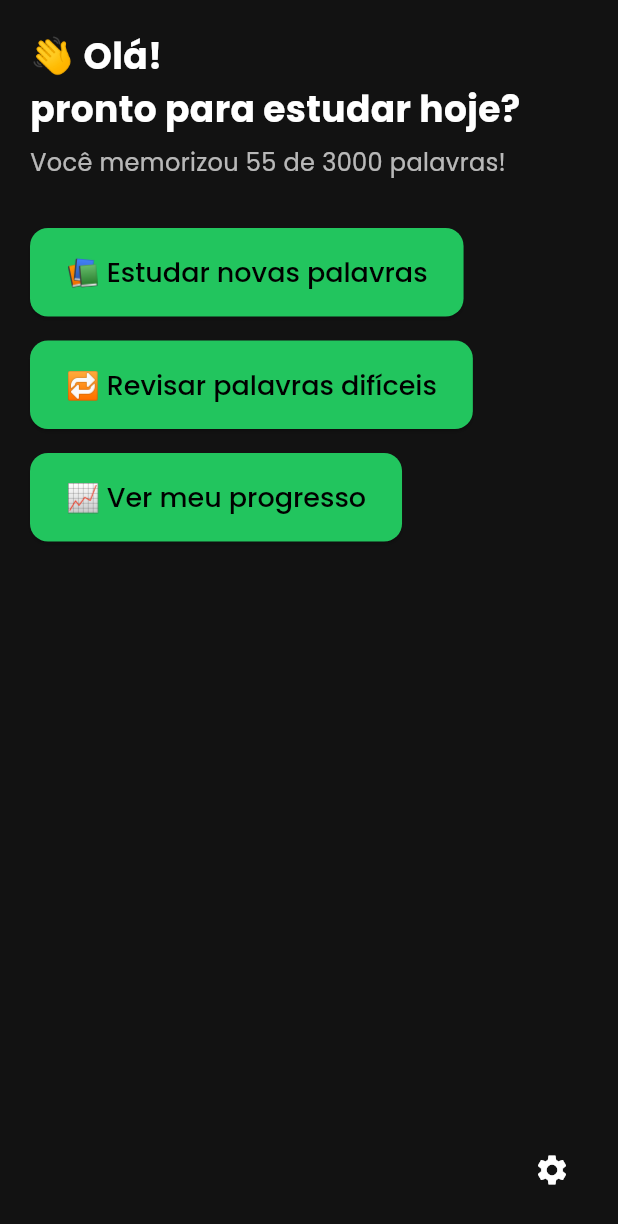
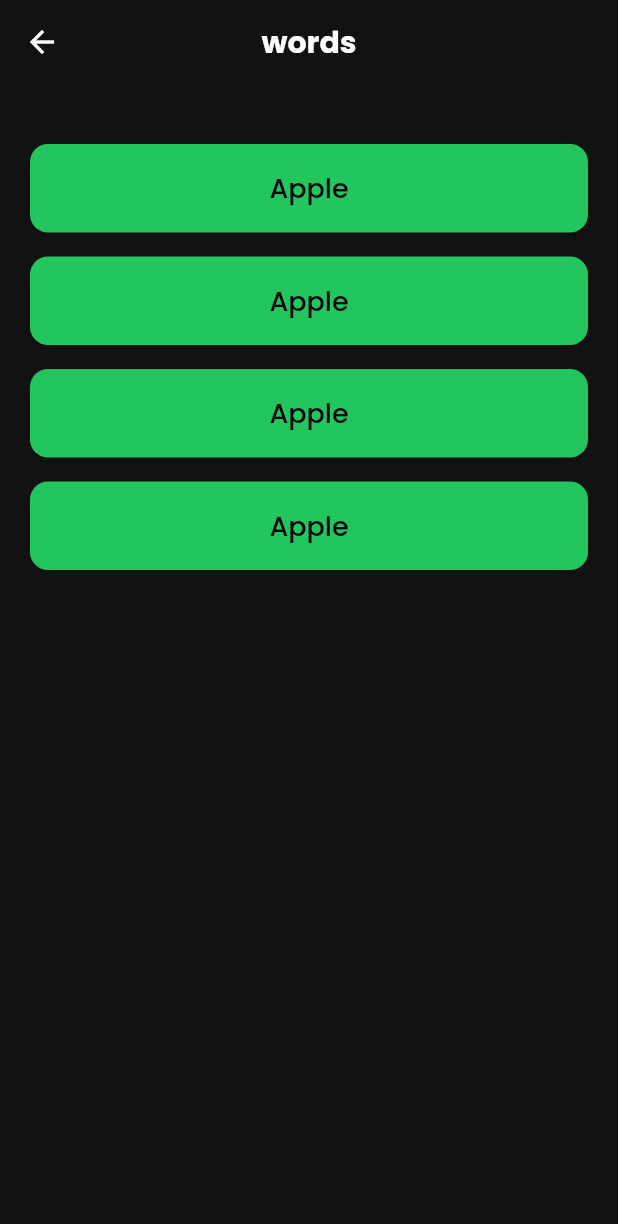
Before and after one commit to Curso-Fullstack-Dart-Flutter2/three_thousand_words_app, a Flutter app: the HomePage screen opened by its route, after a tap on "📚 Estudar novas palavras", on a phone screen of 412 x 824 dp. Shown: the top 1224 px of the screen. Run offline on Flutter 3.47's test engine with Material 3 defaults, Android fonts, the phone set to English and light mode, and no system bars; our stand-ins replace dio, firebase_auth, firebase_core, firebase_remote_config, flutter_signin_button, get_it and 8 more; missing offline and left inert: validatorless; accounts and stored records are empty; network calls fail.

Commit message:
Refactor UI design system and add TtwDsAppBar component

```diff
--- /dev/null
+++ b/lib/app/core/ui/design_system/components/ttw_ds_app_bar.dart
@@ -0,0 +1,39 @@
+import 'package:flutter/material.dart';
+import 'package:three_thousand_words/app/core/ui/design_system/styles/ttw_ds_app_text_styles.dart';
+import 'package:three_thousand_words/app/core/ui/design_system/styles/ttw_ds_colors.dart';
+
+class TtwDsAppBar extends StatelessWidget implements PreferredSizeWidget {
+  final String title;
+  final List<Widget>? actions;
+
+  const TtwDsAppBar({
+    super.key,
+    required this.title,
+    this.actions,
+  });
+
+  @override
+  Widget build(BuildContext context) {
+    return AppBar(
+      backgroundColor: TtwDsColors.ttwBackground,
+      elevation: 0,
+      automaticallyImplyLeading: false,
+      leading: IconButton(
+        icon: const Icon(Icons.arrow_back, color: TtwDsColors.ttwWhite),
+        onPressed: () => Navigator.of(context).pop(),
+      ),
+      centerTitle: true,
+      title: Text(
+        title,
+        style: TtwDsAppTextStyles.ttwStyleTitle(context).copyWith(
+          fontSize: 20,
+          color: TtwDsColors.ttwWhite,
+        ),
+      ),
+      actions: actions,
+    );
+  }
+
+  @override
+  Size get preferredSize => const Size.fromHeight(kToolbarHeight);
+}
--- a/lib/app/core/ui/design_system/styles/ttw_ds_app_text_styles.dart
+++ b/lib/app/core/ui/design_system/styles/ttw_ds_app_text_styles.dart
@@ -5,12 +5,12 @@ class TtwDsAppTextStyles {
   static TextStyle ttwStyleTitle(BuildContext context) => GoogleFonts.poppins(
         fontSize: 24,
         fontWeight: FontWeight.bold,
-        color: Theme.of(context).colorScheme.onBackground,
+        color: Theme.of(context).colorScheme.onSurface,
       );
 
   static TextStyle ttwStyleBody(BuildContext context) => GoogleFonts.poppins(
         fontSize: 16,
-        color: Theme.of(context).colorScheme.onBackground.withOpacity(0.7),
+        color: Theme.of(context).colorScheme.onSurface.withOpacity(0.7),
       );
 
   static TextStyle ttwStyleButton(BuildContext context) => GoogleFonts.poppins(
--- a/lib/app/features/home/presentation/pages/home_page.dart
+++ b/lib/app/features/home/presentation/pages/home_page.dart
@@ -20,36 +20,39 @@ class _HomePageState extends State<HomePage> {
     return Scaffold(
       body: SafeArea(
         child: Padding(
-          padding: const EdgeInsets.all(20),
+          padding: const EdgeInsets.symmetric(horizontal: 20, vertical: 40),
           child: Column(
             crossAxisAlignment: CrossAxisAlignment.start,
             children: [
               Text(
-                "👋 Olá!",
+                '👋 Olá!',
                 style: TtwDsAppTextStyles.ttwStyleTitle(context),
               ),
               Text(
-                "pronto para estudar hoje?",
+                'pronto para estudar hoje?',
                 style: TtwDsAppTextStyles.ttwStyleTitle(context),
               ),
               const SizedBox(height: 8),
               Text(
-                "Você memorizou 55 de 3000 palavras!",
+                'Você memorizou 55 de 3000 palavras!',
                 style: TtwDsAppTextStyles.ttwStyleBody(context),
               ),
               const SizedBox(height: 32),
               TtwDsPrimaryButtom(
-                text: "📚 Estudar novas palavras",
+                text: '📚 Estudar novas palavras',
+                action: () => Navigator.pushNamed(
+                  context,
+                  '/words',
+                ),
+              ),
+              const SizedBox(height: 16),
+              TtwDsPrimaryButtom(
+                text: '🔁 Revisar palavras difíceis',
                 action: () {},
               ),
               const SizedBox(height: 16),
               TtwDsPrimaryButtom(
-                text: "🔁 Revisar palavras difíceis",
-                action: () {},
-              ),
-              const SizedBox(height: 16),
-              TtwDsPrimaryButtom(
-                text: "📈 Ver meu progresso",
+                text: '📈 Ver meu progresso',
                 action: () {},
               ),
               const Spacer(),
@@ -58,7 +61,7 @@ class _HomePageState extends State<HomePage> {
                 child: IconButton(
                   onPressed: () {},
                   icon: Icon(
-                    Icons.settings,
+                    Icons.logout,
                     color: Theme.of(context).iconTheme.color,
                   ),
                 ),
--- /dev/null
+++ b/lib/app/features/words/presentation/pages/words_page.dart
@@ -0,0 +1,48 @@
+import 'package:flutter/material.dart';
+import 'package:three_thousand_words/app/core/ui/design_system/components/ttw_ds_app_bar.dart';
+import 'package:three_thousand_words/app/core/ui/design_system/components/ttw_ds_primary_buttom.dart';
+
+class WordsPage extends StatefulWidget {
+  const WordsPage({super.key});
+
+  @override
+  State<WordsPage> createState() => _WordsPageState();
+}
+
+class _WordsPageState extends State<WordsPage> {
+  @override
+  Widget build(BuildContext context) {
+    return Scaffold(
+      appBar: const TtwDsAppBar(title: 'words'),
+      body: SafeArea(
+        child: Padding(
+          padding: const EdgeInsets.symmetric(horizontal: 20, vertical: 40),
+          child: Column(
+            crossAxisAlignment: CrossAxisAlignment.stretch,
+            children: [
+              TtwDsPrimaryButtom(
+                text: 'Apple',
+                action: () {},
+              ),
+              const SizedBox(height: 16),
+              TtwDsPrimaryButtom(
+                text: 'Apple',
+                action: () {},
+              ),
+              const SizedBox(height: 16),
+              TtwDsPrimaryButtom(
+                text: 'Apple',
+                action: () {},
+              ),
+              const SizedBox(height: 16),
+              TtwDsPrimaryButtom(
+                text: 'Apple',
+                action: () {},
+              ),
+            ],
+          ),
+        ),
+      ),
+    );
+  }
+}
--- a/lib/app/three_thousand_words_app.dart
+++ b/lib/app/three_thousand_words_app.dart
@@ -5,6 +5,7 @@ import 'package:three_thousand_words/app/features/auth/login/presentation/pages/
 import 'package:three_thousand_words/app/features/auth/register/presentation/pages/register_page.dart';
 import 'package:three_thousand_words/app/features/home/presentation/pages/home_page.dart';
 import 'package:three_thousand_words/app/features/splash/presentation/pages/splash_page.dart';
+import 'package:three_thousand_words/app/features/words/presentation/pages/words_page.dart';
 
 class ThreeThousandWordsApp extends StatefulWidget {
   const ThreeThousandWordsApp({super.key});
@@ -36,6 +37,7 @@ class _ThreeThousandWordsAppState extends State<ThreeThousandWordsApp> {
         '/login': (context) => const LoginPage(),
         '/register': (context) => const RegisterPage(),
         '/home': (context) => const HomePage(),
+        '/words': (context) => const WordsPage(),
       },
     );
   }
```
